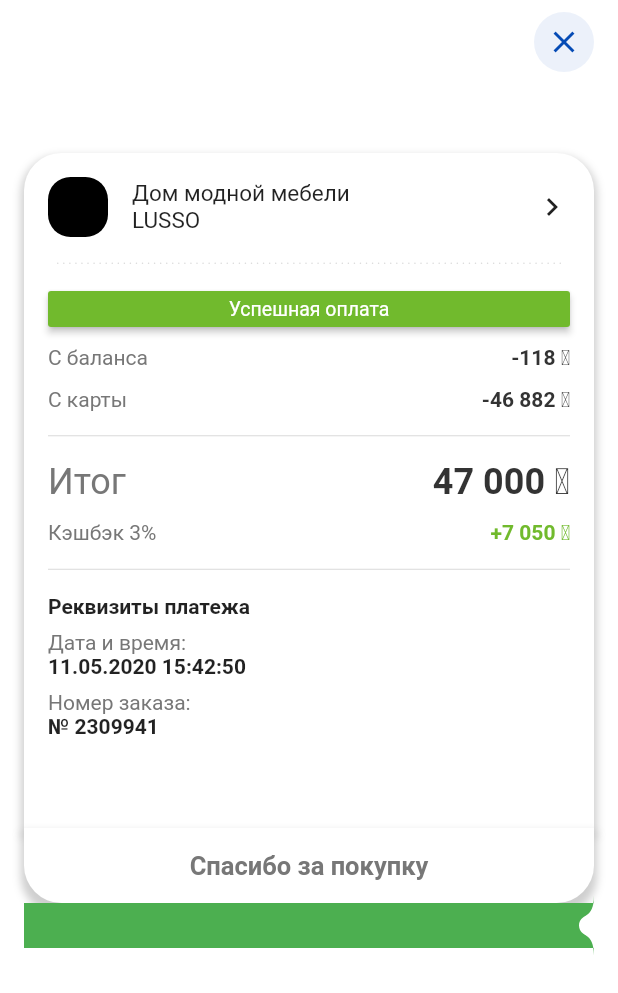
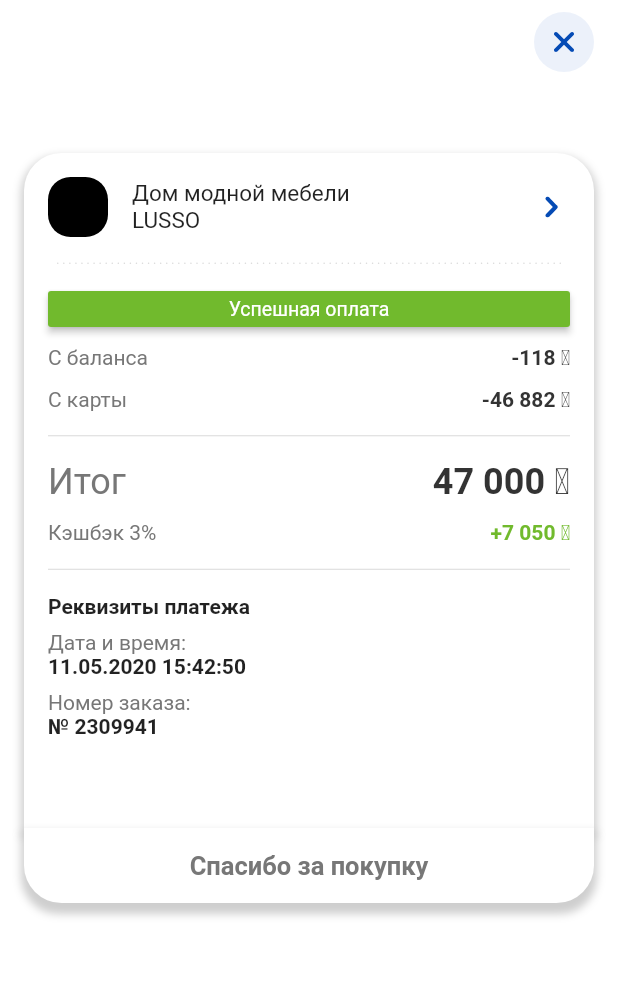
Before and after one commit to ZhassulanUrazbayev/test_app, a Flutter app: the TestScreen screen opened directly, on a phone screen of 412 x 824 dp. Shown: the top 993 px of the screen. Run offline on Flutter 3.47's test engine with Material 2 defaults, Android fonts, the phone set to English and light mode, and no system bars; our stand-ins replace flutter_svg.

Commit message:
Added SVG images

```diff
--- a/lib/main.dart
+++ b/lib/main.dart
@@ -17,7 +17,7 @@ class MyApp extends StatelessWidget {
       theme: ThemeData(
         visualDensity: VisualDensity.adaptivePlatformDensity,
       ),
-      home: TestPage(),
+      home: TestScreen(),
     );
   }
 }
--- a/lib/screens/simple_code_screen_one.dart
+++ b/lib/screens/simple_code_screen_one.dart
@@ -1,5 +1,6 @@
 import 'package:flutter/cupertino.dart';
 import 'package:flutter/material.dart';
+import 'package:flutter_svg/svg.dart';
 import 'package:intl/intl.dart';
 import 'package:testenviroment/widgets/curve_sample.dart';
 import 'package:testenviroment/widgets/dash_line.dart';
@@ -10,6 +11,10 @@ class TestScreen extends StatefulWidget {
 }
 
 class _TestScreenState extends State<TestScreen> {
+
+  final String assetNameRightArrow = 'assets/rightArrowIcon.svg';
+  final String assetNameCloseIcon = 'assets/closeIcon.svg';
+
   @override
   Widget build(BuildContext context) {
     return new Scaffold(
@@ -24,9 +29,10 @@ class _TestScreenState extends State<TestScreen> {
               height: 40.0,
               width: 40.0,
               child: new Center(
-                child: Icon(
-                  Icons.close,
-                  color: Color(0xff054BB5),
+                child: SvgPicture.asset(
+                    assetNameCloseIcon,
+                    color: Color(0xff054BB5),
+                    semanticsLabel: 'A red up arrow'
                 ),
               ),
               decoration: new BoxDecoration(
@@ -92,7 +98,14 @@ class _TestScreenState extends State<TestScreen> {
                           )
                         ],
                       ),
-                      new Icon(Icons.keyboard_arrow_right)
+                      new Padding(
+                        padding: EdgeInsets.only(right: 8.0),
+                        child: new SvgPicture.asset(
+                            assetNameRightArrow,
+                            color: Color(0xff054BB5),
+                            semanticsLabel: 'A red up arrow'
+                        ),
+                      ),
                     ],
                   ),
                   new Padding(
@@ -176,10 +189,6 @@ class _TestScreenState extends State<TestScreen> {
                   ),
                 ],
               ),
-            ),
-            CustomPaint(
-              size: Size(10.0, 30.0),
-              painter: CurvedPainter(10.0, 15.0),
             ),
           ],
         ),
--- a/pubspec.yaml
+++ b/pubspec.yaml
@@ -22,8 +22,9 @@ flutter:
   uses-material-design: true
 
   # To add assets to your application, add an assets section, like this:
-  # assets:
-  #   - images/a_dot_burr.jpeg
+  assets:
+    - assets/rightArrowIcon.svg
+    - assets/closeIcon.svg
   #   - images/a_dot_ham.jpeg
 
   # An image asset can refer to one or more resolution-specific "variants", see
```
Also changed, not shown: assets/closeIcon.svg (added), assets/rightArrowIcon.svg (added).
